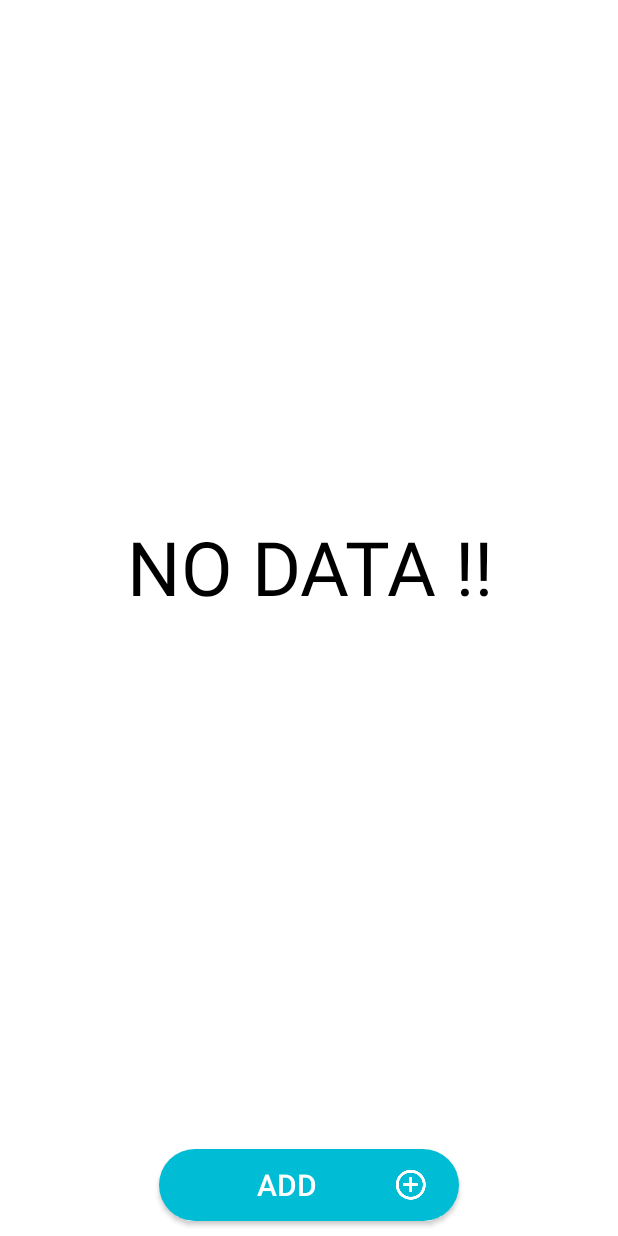
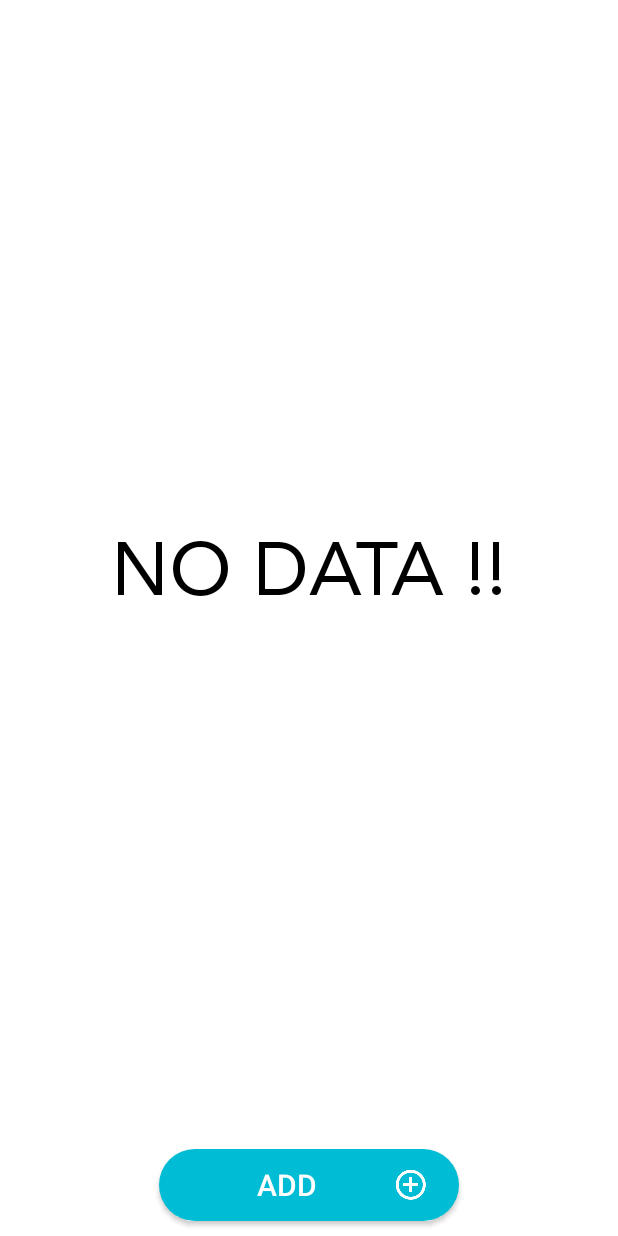
Before and after one commit to ESHVAR289/Gallery, an Android app: the layout activity_main.xml on its own in the app's theme, with its tools: preview values and no code run, on a phone screen of 412 x 824 dp. Run offline under Robolectric (Android 15) with nearby library versions, the phone set to English and light mode, and no system bars.

Commit message:
changed the "no data !!" label style.

```diff
--- a/src/main/java/com/einfoplanet/gallery/SplashActivity.java
+++ b/src/main/java/com/einfoplanet/gallery/SplashActivity.java
@@ -15,7 +15,7 @@ public class SplashActivity extends AppCompatActivity {
         new Handler().postDelayed(new Runnable() {
             @Override
             public void run() {
-                startActivity(new Intent(SplashActivity.this,LauncherActivity.class));
+                startActivity(new Intent(SplashActivity.this, LauncherActivity.class));
                 finish();
             }
         }, 1600);
--- a/src/main/res/layout/activity_main.xml
+++ b/src/main/res/layout/activity_main.xml
@@ -15,6 +15,7 @@
         android:gravity="center"
         android:textSize="50sp"
         android:textColor="@android:color/black"
+        style="@style/AppTextThemeSolidAvenirRoman"
         android:text="@string/label_no_data"/>
     <include
         android:id="@+id/selectedImagesGridView"
```
